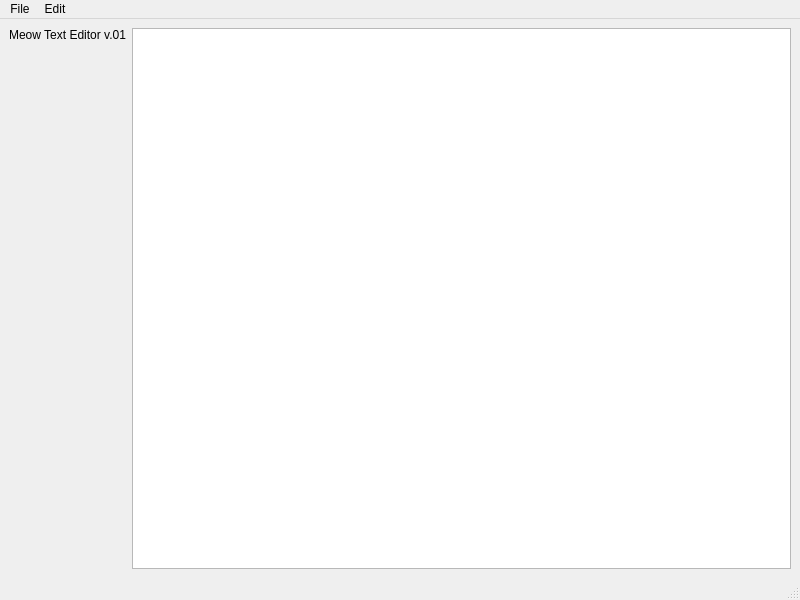
First picture: the form in meow.ui, repository SlyCodePanda/Meow-Text-Editor, before the edit.
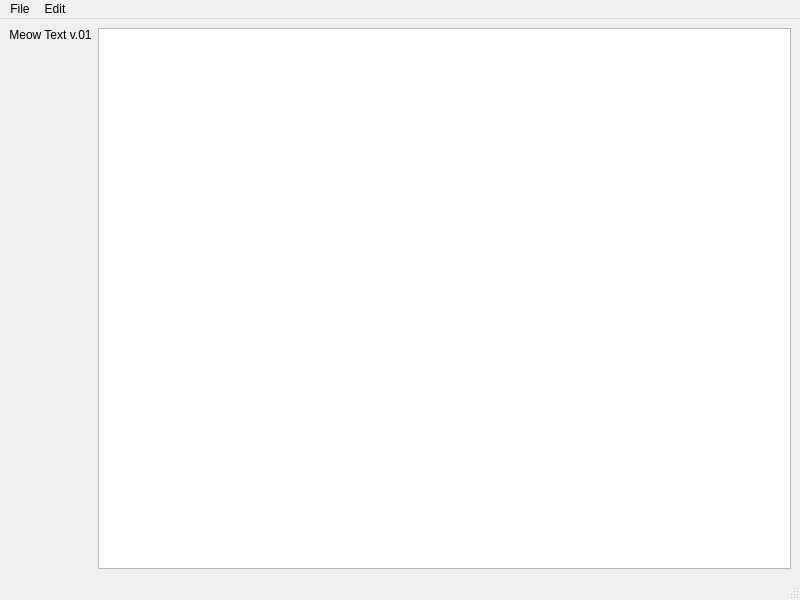
Second picture: the form after the edit.

```diff
--- a/meow.ui
+++ b/meow.ui
@@ -15,16 +15,13 @@
   </property>
   <widget class="QWidget" name="centralwidget">
    <layout class="QGridLayout" name="gridLayout">
-    <item row="0" column="2">
-     <widget class="QTextBrowser" name="textBrowser"/>
-    </item>
     <item row="0" column="1">
      <widget class="QLabel" name="meow_label">
       <property name="layoutDirection">
        <enum>Qt::LeftToRight</enum>
       </property>
       <property name="text">
-       <string>Meow Text Editor v.01</string>
+       <string>Meow Text v.01</string>
       </property>
       <property name="alignment">
        <set>Qt::AlignHCenter|Qt::AlignTop</set>
@@ -34,6 +31,9 @@
       </property>
      </widget>
     </item>
+    <item row="0" column="2">
+     <widget class="QTextEdit" name="textEdit"/>
+    </item>
    </layout>
   </widget>
   <widget class="QMenuBar" name="menubar">
```
Left out of the diff: 8 changed lines with no effect on the pictures.
